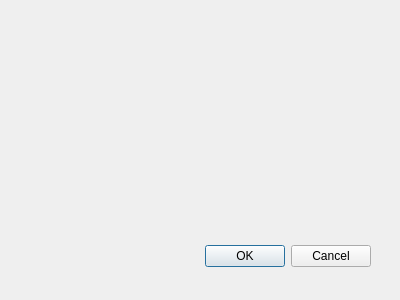
Above: coefdialog.ui from DesmondFox/PredatorPreyModel before the change. Below: the same form after it.
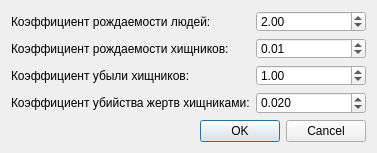
That is the form after the change.

```diff
--- a/coefdialog.ui
+++ b/coefdialog.ui
@@ -8,29 +8,121 @@
    <rect>
     <x>0</x>
     <y>0</y>
-    <width>400</width>
-    <height>300</height>
+    <width>377</width>
+    <height>153</height>
    </rect>
   </property>
+  <property name="minimumSize">
+   <size>
+    <width>377</width>
+    <height>153</height>
+   </size>
+  </property>
+  <property name="maximumSize">
+   <size>
+    <width>377</width>
+    <height>153</height>
+   </size>
+  </property>
   <property name="windowTitle">
    <string>Dialog</string>
   </property>
-  <widget class="QDialogButtonBox" name="buttonBox">
-   <property name="geometry">
-    <rect>
-     <x>30</x>
-     <y>240</y>
-     <width>341</width>
-     <height>32</height>
-    </rect>
-   </property>
-   <property name="orientation">
-    <enum>Qt::Horizontal</enum>
-   </property>
-   <property name="standardButtons">
-    <set>QDialogButtonBox::Cancel|QDialogButtonBox::Ok</set>
-   </property>
-  </widget>
+  <layout class="QVBoxLayout" name="verticalLayout">
+   <item>
+    <layout class="QFormLayout" name="formLayout">
+     <item row="0" column="0">
+      <widget class="QLabel" name="label">
+       <property name="text">
+        <string>Коэффициент рождаемости людей:</string>
+       </property>
+      </widget>
+     </item>
+     <item row="0" column="1">
+      <widget class="QDoubleSpinBox" name="spinHumanBirthRate">
+       <property name="minimum">
+        <double>-50.000000000000000</double>
+       </property>
+       <property name="singleStep">
+        <double>0.010000000000000</double>
+       </property>
+       <property name="value">
+        <double>2.000000000000000</double>
+       </property>
+      </widget>
+     </item>
+     <item row="1" column="1">
+      <widget class="QDoubleSpinBox" name="spinPredatorsBirthRate">
+       <property name="minimum">
+        <double>-50.000000000000000</double>
+       </property>
+       <property name="singleStep">
+        <double>0.010000000000000</double>
+       </property>
+       <property name="value">
+        <double>0.010000000000000</double>
+       </property>
+      </widget>
+     </item>
+     <item row="2" column="1">
+      <widget class="QDoubleSpinBox" name="spinLossPredatorsRate">
+       <property name="minimum">
+        <double>-20.000000000000000</double>
+       </property>
+       <property name="singleStep">
+        <double>0.020000000000000</double>
+       </property>
+       <property name="value">
+        <double>1.000000000000000</double>
+       </property>
+      </widget>
+     </item>
+     <item row="3" column="1">
+      <widget class="QDoubleSpinBox" name="spinKillRatio">
+       <property name="decimals">
+        <number>3</number>
+       </property>
+       <property name="singleStep">
+        <double>0.001000000000000</double>
+       </property>
+       <property name="value">
+        <double>0.020000000000000</double>
+       </property>
+      </widget>
+     </item>
+     <item row="1" column="0">
+      <widget class="QLabel" name="label_3">
+       <property name="text">
+        <string>Коэффициент рождаемости хищников:</string>
+       </property>
+      </widget>
+     </item>
+     <item row="2" column="0">
+      <widget class="QLabel" name="label_4">
+       <property name="text">
+        <string>Коэффициент убыли хищников:</string>
+       </property>
+      </widget>
+     </item>
+     <item row="3" column="0">
+      <widget class="QLabel" name="label_2">
+       <property name="text">
+        <string>Коэффициент убийства жертв хищниками:</string>
+       </property>
+      </widget>
+     </item>
+    </layout>
+   </item>
+   <item>
+    <widget class="QDialogButtonBox" name="buttonBox">
+     <property name="orientation">
+      <enum>Qt::Horizontal</enum>
+     </property>
+     <property name="standardButtons">
+      <set>QDialogButtonBox::Cancel|QDialogButtonBox::Ok</set>
+     </property>
+    </widget>
+   </item>
+  </layout>
  </widget>
  <pixmapfunction/>
  <resources/>
```
Left out of the diff: 7 changed lines with no effect on the pictures.
